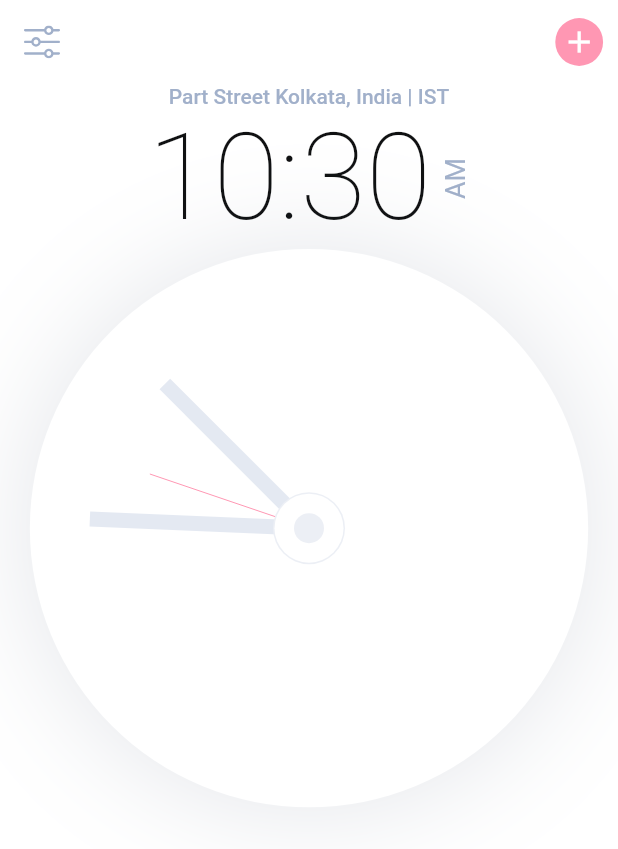
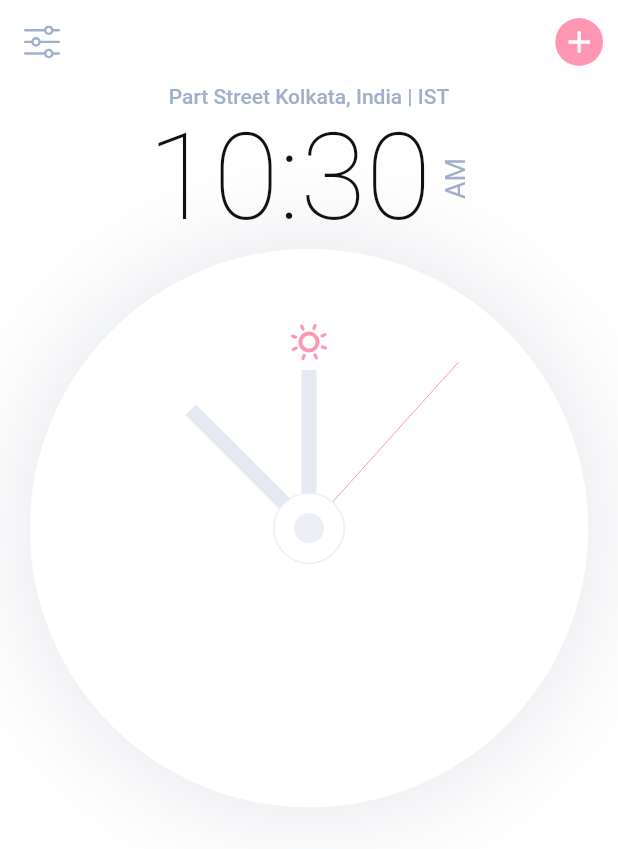
Before and after one commit to ArchishmanSengupta/Big-Ben, a Flutter app: the screen it shows after launch, on a phone screen of 412 x 824 dp. Shown: the top 849 px of the screen. Run offline on Flutter 3.47's test engine with Material 2 defaults, Android fonts, the phone set to English and light mode, and no system bars; our stand-ins replace flutter_svg, google_fonts.

Commit message:
Timer set and icon added

```diff
--- a/lib/screens/components/body.dart
+++ b/lib/screens/components/body.dart
@@ -1,7 +1,10 @@
+import 'dart:math';
+
 import 'package:analog_clock/constants.dart';
 import 'package:analog_clock/size_config.dart';
 import 'package:flutter/material.dart';
 
+import 'clock.dart';
 import 'time_in_hour_and_minute.dart';
 
 class Body extends StatelessWidget {
@@ -20,87 +23,3 @@ class Body extends StatelessWidget {
     );
   }
 }
-
-class Clock extends StatefulWidget {
-  @override
-  _ClockState createState() => _ClockState();
-}
-
-class _ClockState extends State<Clock> {
-  @override
-  Widget build(BuildContext context) {
-    return Padding(
-      padding:
-          EdgeInsets.symmetric(horizontal: getProportionateScreenWidth(20)),
-      child: AspectRatio(
-        aspectRatio: 1,
-        child: Container(
-          decoration: BoxDecoration(
-            color: Theme.of(context).colorScheme.surface,
-            shape: BoxShape.circle,
-            boxShadow: [
-              BoxShadow(
-                offset: Offset(0, 0),
-                color: kShadowColor.withOpacity(0.14),
-                blurRadius: 64,
-              ),
-            ],
-          ),
-          child: CustomPaint(
-            painter: ClockPainter(context),
-          ),
-        ),
-      ),
-    );
-  }
-}
-
-class ClockPainter extends CustomPainter {
-  final BuildContext context;
-
-  ClockPainter(this.context);
-  @override
-  void paint(Canvas canvas, Size size) {
-    // TODO: implement paint
-    double centerX = size.width / 2;
-    double centerY = size.height / 2;
-    Offset center = Offset(centerX, centerY);
-
-    //hour line
-    canvas.drawLine(
-      center,
-      Offset(90, 90),
-      Paint()
-        ..color = Theme.of(context).colorScheme.secondary
-        ..style = PaintingStyle.stroke
-        ..strokeWidth = 10,
-    );
-
-    //Minutes Hand
-    canvas.drawLine(
-      center,
-      Offset(40, 180),
-      Paint()
-        ..color = Theme.of(context).accentColor
-        ..style = PaintingStyle.stroke
-        ..strokeWidth = 10,
-    );
-
-    //Second hand
-    canvas.drawLine(center, Offset(80, 150),
-        Paint()..color = Theme.of(context).primaryColor);
-
-    //This is for the middle small dot
-    Paint dotPainter = Paint()
-      ..color = Theme.of(context).primaryIconTheme.color;
-    canvas.drawCircle(center, 24, dotPainter);
-    canvas.drawCircle(
-        center, 23, Paint()..color = Theme.of(context).backgroundColor);
-    canvas.drawCircle(center, 10, dotPainter);
-  }
-
-  @override
-  bool shouldRepaint(covariant CustomPainter oldDelegate) {
-    return true;
-  }
-}
--- /dev/null
+++ b/lib/screens/components/clock.dart
@@ -0,0 +1,73 @@
+import 'dart:async';
+import 'dart:math';
+
+import 'package:flutter/material.dart';
+import 'package:flutter_svg/flutter_svg.dart';
+
+import '../../constants.dart';
+import '../../size_config.dart';
+import 'clock_painter.dart';
+
+class Clock extends StatefulWidget {
+  @override
+  _ClockState createState() => _ClockState();
+}
+
+class _ClockState extends State<Clock> {
+  DateTime _dateTime = DateTime.now();
+  @override
+  void initState() {
+    // TODO: implement initState
+    super.initState();
+    Timer.periodic(Duration(seconds: 1), (timer) {
+      setState(() {
+        _dateTime = DateTime.now();
+      });
+    });
+  }
+
+  @override
+  Widget build(BuildContext context) {
+    return Stack(
+      children: [
+        Padding(
+          padding:
+              EdgeInsets.symmetric(horizontal: getProportionateScreenWidth(20)),
+          child: AspectRatio(
+            aspectRatio: 1,
+            child: Container(
+              decoration: BoxDecoration(
+                color: Theme.of(context).colorScheme.surface,
+                shape: BoxShape.circle,
+                boxShadow: [
+                  BoxShadow(
+                    offset: Offset(0, 0),
+                    color: kShadowColor.withOpacity(0.14),
+                    blurRadius: 64,
+                  ),
+                ],
+              ),
+              child: Transform.rotate(
+                angle: -pi / 2,
+                child: CustomPaint(
+                  painter: ClockPainter(context, _dateTime),
+                ),
+              ),
+            ),
+          ),
+        ),
+        Positioned(
+          top: 50,
+          left: 0,
+          right: 0,
+          child: SvgPicture.asset(
+            "assets/icons/Sun.svg",
+            height: 24,
+            width: 24,
+            color: Theme.of(context).primaryColor,
+          ),
+        ),
+      ],
+    );
+  }
+}
```
Also changed, not shown: lib/screens/components/clock_painter.dart (added, +76 -0 lines).
